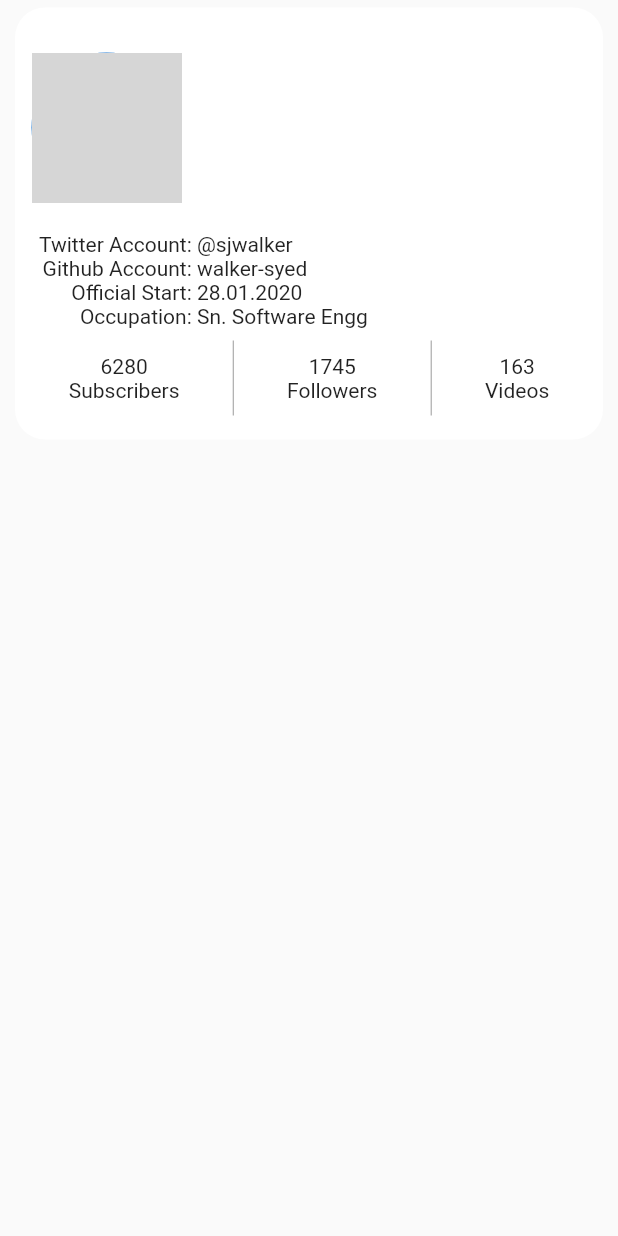
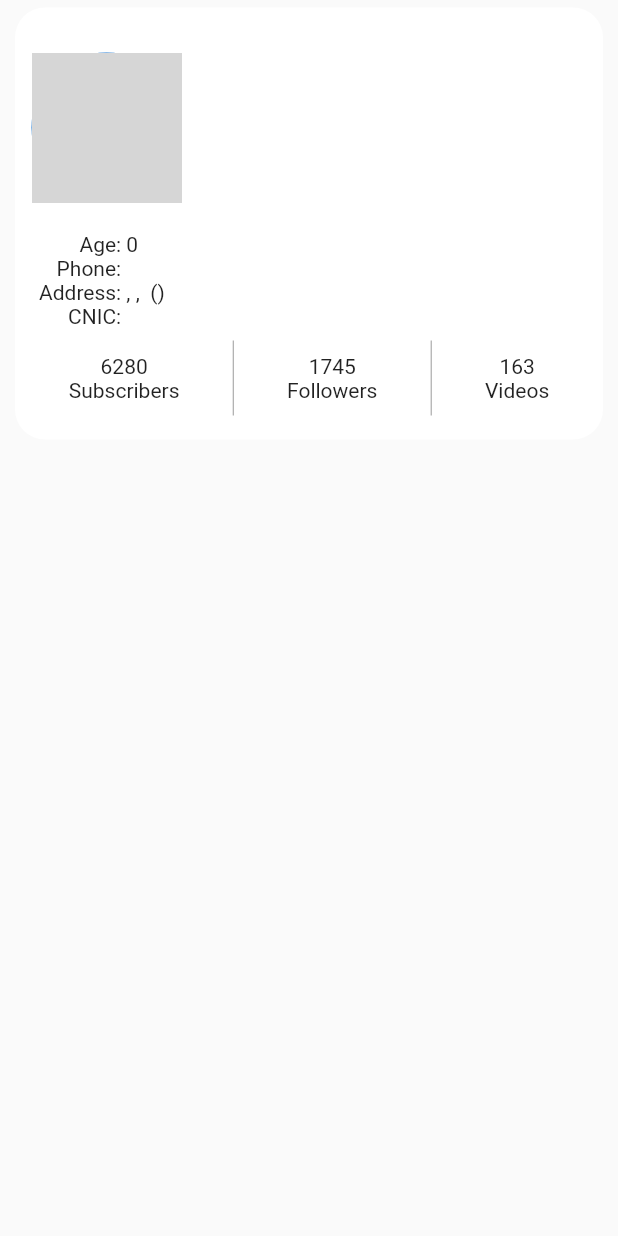
Before and after one commit to abdchau/digicare-app, a Flutter app: the ProfileWidget widget shown alone on an empty page, opened directly with empty values, on a phone screen of 412 x 824 dp. Run offline on Flutter 3.47's test engine with Material 2 defaults, Android fonts, the light colour scheme and no system bars; our stand-ins replace fluttertoast, rxdart; network calls fail; grey boxes are pictures that could not be loaded.

Commit message:
Make AddressModel

```diff
--- /dev/null
+++ b/lib/src/models/address_model.dart
@@ -0,0 +1,16 @@
+class AddressModel {
+  String street, suite, city, zipcode;
+
+  AddressModel(this.street, this.suite, this.city, this.zipcode);
+
+  AddressModel.fromJson(parsedJson)
+      : street = parsedJson["street"] ?? "NO street FROM API",
+        suite = parsedJson["suite"] ?? "NO suite FROM API",
+        city = parsedJson["city"] ?? "NO city FROM API",
+        zipcode = parsedJson["zipcode"] ?? "NO zipcode FROM API";
+
+  @override
+  String toString() {
+    return "$street, $suite, $city ($zipcode)";
+  }
+}
--- a/lib/src/models/user_model.dart
+++ b/lib/src/models/user_model.dart
@@ -1,16 +1,24 @@
+import 'dart:convert' show json;
+
+import 'address_model.dart';
+
 class UserModel {
   String firstName, lastName, email, password, phoneNo, cnic;
+  // DateTime dob;
+  AddressModel address;
   int age;
 
-  UserModel({
-    required this.firstName,
-    required this.lastName,
-    required this.email,
-    required this.password,
-    required this.phoneNo,
-    required this.cnic,
-    required this.age,
-  });
+  UserModel(
+    this.firstName,
+    this.lastName,
+    this.email,
+    this.password,
+    this.phoneNo,
+    this.cnic,
+    // this.dob,
+    this.address,
+    this.age,
+  );
 
   UserModel.fromJson(Map<String, dynamic> parsedJson)
       : firstName = parsedJson['firstName'] ?? "NO NAME FROM API",
@@ -19,10 +27,11 @@ class UserModel {
         password = parsedJson['password'] ?? "NO PASSWORD FROM API",
         phoneNo = parsedJson['phone_no'] ?? "NO PHONENO FROM API",
         cnic = parsedJson['cnic'] ?? "NO CNIC FROM API",
+        address = AddressModel.fromJson(parsedJson['address']),
         age = parsedJson['age'] ?? -9999;
 
   @override
   String toString() {
-    return "$firstName, $lastName, $email, $password, $phoneNo, $cnic, $age";
+    return "$firstName, $lastName, $email, $password, $phoneNo, $cnic, $age, $address";
   }
 }
--- a/lib/src/resources/rest_api.dart
+++ b/lib/src/resources/rest_api.dart
@@ -15,7 +15,7 @@ class RestAPI {
       body: '{"email": "$email","password": "$password"}',
     );
     print(response.statusCode);
-    if (response.statusCode == 403 || response.statusCode == 404) {
+    if (response.statusCode != 200) {
       return null;
     }
 
@@ -32,8 +32,9 @@ class RestAPI {
         "Authorization": "Bearer $jwt",
       },
     );
-    print(response.body);
+    print("${response.body} HEREEE");
     final user = UserModel.fromJson(json.decode(response.body));
+    print("hi");
     print(user);
     return user;
     // int userID = 1;
--- a/lib/src/widgets/dashboard/profile/profile_widget.dart
+++ b/lib/src/widgets/dashboard/profile/profile_widget.dart
@@ -1,8 +1,7 @@
-import 'package:digicare/src/models/user_model.dart';
 import 'package:flutter/material.dart';
 import 'package:provider/provider.dart' show Provider;
 
-import '../../../blocs/user_bloc.dart';
+import '../../../models/user_model.dart';
 import 'name_avatar.dart';
 import 'data_rows.dart';
 
@@ -32,7 +31,7 @@ class ProfileWidget extends StatelessWidget {
           crossAxisAlignment: CrossAxisAlignment.start,
           children: [
             NameAndAvatar(user),
-            userDetails(),
+            userDetails(user),
             const SizedBox(height: 8),
             metricsRow(),
             const SizedBox(height: 8)
@@ -42,17 +41,17 @@ class ProfileWidget extends StatelessWidget {
     );
   }
 
-  Widget userDetails() {
+  Widget userDetails(UserModel user) {
     return Padding(
       padding: const EdgeInsets.only(
         left: 16,
       ),
       child: DataRows(
-        const <List<String>>[
-          ["Twitter Account", "@sjwalker"],
-          ["Github Account", "walker-syed"],
-          ["Official Start", "28.01.2020"],
-          ["Occupation", "Sn. Software Engg"],
+        <List<String>>[
+          ["Age", "${user.age}"],
+          ["Phone", user.phoneNo],
+          ["Address", "${user.address}"],
+          ["CNIC", user.cnic],
         ],
       ),
     );
--- a/lib/src/widgets/dashboard/sensors/user_data.dart
+++ b/lib/src/widgets/dashboard/sensors/user_data.dart
@@ -18,8 +18,8 @@ class UserData extends StatelessWidget {
           makeDashboardItem("ECG", Icons.health_and_safety_sharp, context),
           makeDashboardItem(
               "Blood Pressure", Icons.health_and_safety_rounded, context),
-          makeDashboardItem("Alphabet", Icons.alarm, context),
-          makeDashboardItem("Alphabet", Icons.alarm, context)
+          makeDashboardItem("Temperature", Icons.thermostat, context),
+          makeDashboardItem("Blood Sugar", Icons.dashboard_outlined, context)
         ],
       ),
     );
```
